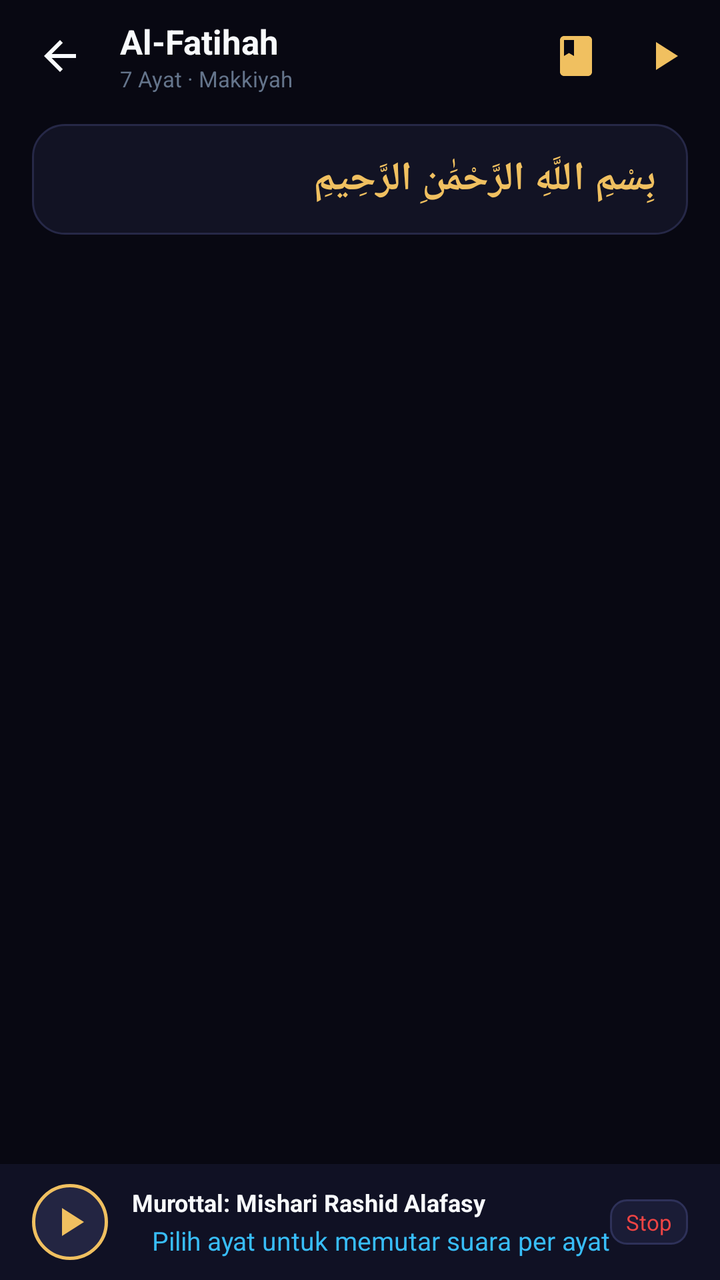
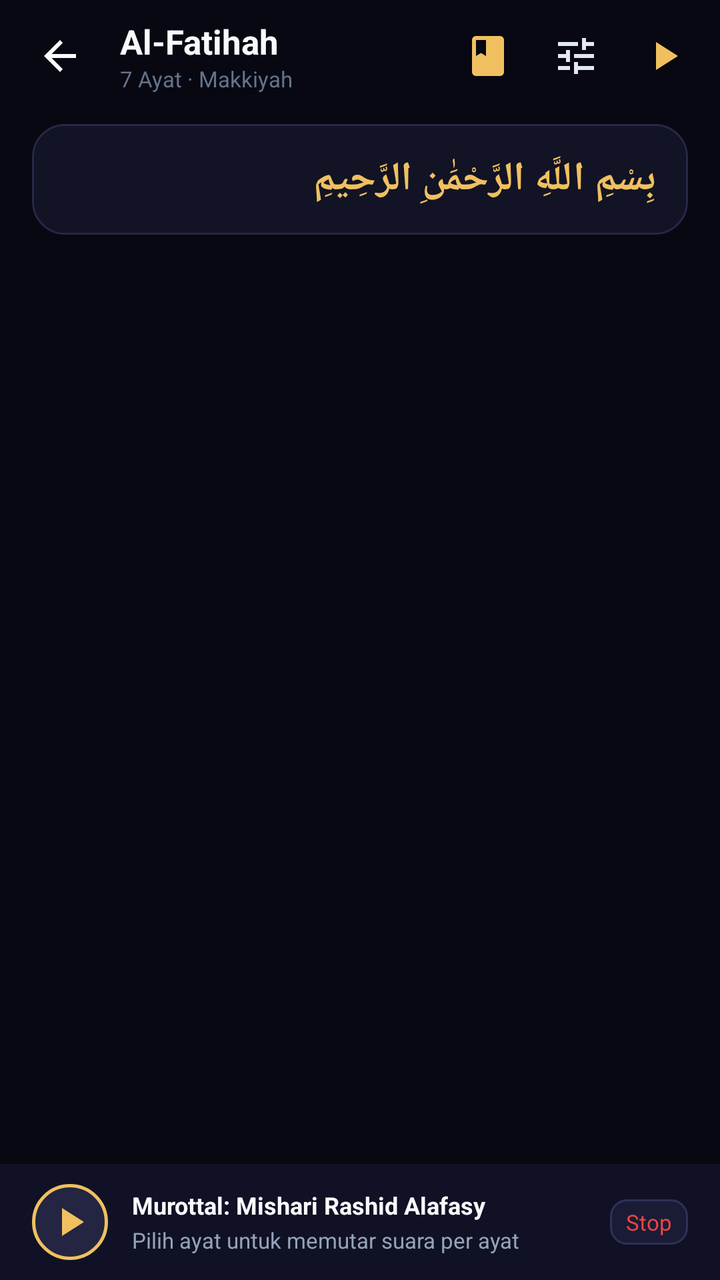

Screens rendered from an Android XML layout before and after an edit, with the pre-edit source and the edit as a unified diff.
<!-- AndroidManifest.xml: activity theme AppTheme.NoActionBar -->
<!-- res/layout/activity_surah.xml -->
<?xml version="1.0" encoding="utf-8"?>
<RelativeLayout xmlns:android="http://schemas.android.com/apk/res/android"
    android:layout_width="match_parent"
    android:layout_height="match_parent"
    android:background="@color/bg_main">

    
    <LinearLayout
        android:layout_width="match_parent"
        android:layout_height="match_parent"
        android:orientation="vertical"
        android:layout_above="@id/bottom_player_bar">

        
        <LinearLayout
            android:layout_width="match_parent"
            android:layout_height="56dp"
            android:orientation="horizontal"
            android:gravity="center_vertical"
            android:paddingHorizontal="8dp"
            android:background="@color/bg_main">

            <ImageButton
                android:id="@+id/btn_back"
                android:layout_width="44dp"
                android:layout_height="44dp"
                android:background="?attr/selectableItemBackgroundBorderless"
                android:src="@drawable/ic_arrow_back"
                android:contentDescription="Kembali" />

            <LinearLayout
                android:layout_width="0dp"
                android:layout_height="wrap_content"
                android:layout_weight="1"
                android:orientation="vertical"
                android:layout_marginStart="8dp">

                <TextView
                    android:id="@+id/tv_title_surah"
                    android:layout_width="wrap_content"
                    android:layout_height="wrap_content"
                    android:text="Al-Fatihah"
                    android:textColor="@color/text_primary"
                    android:textSize="17sp"
                    android:textStyle="bold" />

                <TextView
                    android:id="@+id/tv_subtitle_surah"
                    android:layout_width="wrap_content"
                    android:layout_height="wrap_content"
                    android:text="7 Ayat · Makkiyah"
                    android:textColor="@color/text_muted"
                    android:textSize="11sp" />
            </LinearLayout>

            
            <ImageButton
                android:id="@+id/btn_toggle_view_mode"
                android:layout_width="40dp"
                android:layout_height="40dp"
                android:background="?attr/selectableItemBackgroundBorderless"
                android:src="@drawable/ic_view_page"
                android:contentDescription="Ganti Mode Tampilan"
                android:layout_marginEnd="4dp" />

            
            <ImageButton
                android:id="@+id/btn_surah_audio"
                android:layout_width="40dp"
                android:layout_height="40dp"
                android:background="?attr/selectableItemBackgroundBorderless"
                android:src="@drawable/ic_play_arrow"
                android:contentDescription="Putar Surah" />
        </LinearLayout>

        
        <LinearLayout
            android:id="@+id/card_bismillah"
            android:layout_width="match_parent"
            android:layout_height="wrap_content"
            android:layout_marginHorizontal="16dp"
            android:layout_marginVertical="6dp"
            android:background="@drawable/bg_card_surah"
            android:gravity="right"
            android:layoutDirection="rtl"
            android:paddingVertical="14dp"
            android:paddingHorizontal="16dp">

            <TextView
                android:id="@+id/tv_bismillah"
                android:layout_width="match_parent"
                android:layout_height="wrap_content"
                android:gravity="right"
                android:layoutDirection="rtl"
                android:textDirection="rtl"
                android:textAlignment="textStart"
                android:text="بِسْمِ اللَّهِ الرَّحْمَٰنِ الرَّحِيمِ"
                android:textColor="@color/gold_primary"
                android:textSize="20sp"
                android:textStyle="bold" />
        </LinearLayout>

        
        <androidx.recyclerview.widget.RecyclerView
            android:id="@+id/rv_ayahs"
            android:layout_width="match_parent"
            android:layout_height="0dp"
            android:layout_weight="1"
            android:clipToPadding="false"
            android:paddingBottom="12dp"
            android:visibility="visible" />

        
        <androidx.recyclerview.widget.RecyclerView
            android:id="@+id/rv_pages"
            android:layout_width="match_parent"
            android:layout_height="0dp"
            android:layout_weight="1"
            android:clipToPadding="false"
            android:paddingBottom="12dp"
            android:visibility="gone" />

    </LinearLayout>

    
    <LinearLayout
        android:id="@+id/layout_page_action_sheet"
        android:layout_width="match_parent"
        android:layout_height="wrap_content"
        android:layout_above="@id/bottom_player_bar"
        android:background="#161830"
        android:orientation="vertical"
        android:padding="12dp"
        android:visibility="gone"
        android:elevation="10dp">

        <LinearLayout
            android:layout_width="match_parent"
            android:layout_height="wrap_content"
            android:orientation="horizontal"
            android:gravity="center_vertical"
            android:layout_marginBottom="6dp">

            <TextView
                android:id="@+id/tv_sheet_ayah_badge"
                android:layout_width="wrap_content"
                android:layout_height="wrap_content"
                android:background="@drawable/bg_badge_number"
                android:paddingHorizontal="10dp"
                android:paddingVertical="3dp"
                android:text="Ayat 1"
                android:textColor="@color/gold_primary"
                android:textSize="12sp"
                android:textStyle="bold" />

            <TextView
                android:id="@+id/tv_sheet_indo"
                android:layout_width="0dp"
                android:layout_height="wrap_content"
                android:layout_weight="1"
                android:layout_marginHorizontal="10dp"
                android:maxLines="2"
                android:ellipsize="end"
                android:text="Dengan nama Allah Yang Maha Pengasih..."
                android:textColor="@color/text_secondary"
                android:textSize="11sp" />

            <ImageButton
                android:id="@+id/btn_sheet_close"
                android:layout_width="32dp"
                android:layout_height="32dp"
                android:background="?attr/selectableItemBackgroundBorderless"
                android:src="@drawable/ic_close"
                android:contentDescription="Tutup" />
        </LinearLayout>

        
        <LinearLayout
            android:layout_width="match_parent"
            android:layout_height="wrap_content"
            android:orientation="horizontal">

            <TextView
                android:id="@+id/btn_sheet_dengar"
                android:layout_width="0dp"
                android:layout_height="wrap_content"
                android:layout_weight="1"
                android:background="@drawable/bg_chip_action"
                android:gravity="center"
                android:paddingVertical="8dp"
                android:text="🎧 Dengar"
                android:textColor="@color/cyan_accent"
                android:textSize="11sp"
                android:layout_marginEnd="4dp" />

            <TextView
                android:id="@+id/btn_sheet_kosakata"
                android:layout_width="0dp"
                android:layout_height="wrap_content"
                android:layout_weight="1"
                android:background="@drawable/bg_chip_action"
                android:gravity="center"
                android:paddingVertical="8dp"
                android:text="📖 Kosakata"
                android:textColor="@color/gold_light"
                android:textSize="11sp"
                android:layout_marginEnd="4dp" />

            <TextView
                android:id="@+id/btn_sheet_hafal"
                android:layout_width="0dp"
                android:layout_height="wrap_content"
                android:layout_weight="1"
                android:background="@drawable/bg_chip_action"
                android:gravity="center"
                android:paddingVertical="8dp"
                android:text="🧠 Hafal"
                android:textColor="@color/purple_accent"
                android:textSize="11sp"
                android:layout_marginEnd="4dp" />

            <TextView
                android:id="@+id/btn_sheet_tulis"
                android:layout_width="0dp"
                android:layout_height="wrap_content"
                android:layout_weight="1"
                android:background="@drawable/bg_chip_action"
                android:gravity="center"
                android:paddingVertical="8dp"
                android:text="✍️ Tulis"
                android:textColor="@color/emerald"
                android:textSize="11sp"
                android:layout_marginEnd="4dp" />

            <TextView
                android:id="@+id/btn_sheet_tafsir"
                android:layout_width="0dp"
                android:layout_height="wrap_content"
                android:layout_weight="1"
                android:background="@drawable/bg_chip_action"
                android:gravity="center"
                android:paddingVertical="8dp"
                android:text="📚 Tafsir"
                android:textColor="@color/gold_primary"
                android:textSize="11sp" />
        </LinearLayout>
    </LinearLayout>

    
    <LinearLayout
        android:id="@+id/layout_page_hafalan_footer"
        android:layout_width="match_parent"
        android:layout_height="wrap_content"
        android:layout_alignParentBottom="true"
        android:background="#121326"
        android:orientation="vertical"
        android:paddingHorizontal="12dp"
        android:paddingVertical="8dp"
        android:elevation="14dp"
        android:visibility="gone">

        <LinearLayout
            android:layout_width="match_parent"
            android:layout_height="wrap_content"
            android:orientation="horizontal"
            android:gravity="center_vertical">

            
            <LinearLayout
                android:layout_width="0dp"
                android:layout_height="wrap_content"
                android:layout_weight="1"
                android:orientation="vertical">

                <LinearLayout
                    android:layout_width="wrap_content"
                    android:layout_height="wrap_content"
                    android:orientation="horizontal"
                    android:gravity="center_vertical">

                    <TextView
                        android:id="@+id/tv_footer_hafal_badge"
                        android:layout_width="wrap_content"
                        android:layout_height="wrap_content"
                        android:background="@drawable/bg_badge_number"
                        android:paddingHorizontal="8dp"
                        android:paddingVertical="2dp"
                        android:text="🧠 Ayat 1"
                        android:textColor="@color/purple_accent"
                        android:textSize="11sp"
                        android:textStyle="bold"
                        android:layout_marginEnd="6dp" />

                    <TextView
                        android:id="@+id/tv_footer_hafal_indicator"
                        android:layout_width="wrap_content"
                        android:layout_height="wrap_content"
                        android:text="Siap"
                        android:textColor="@color/emerald"
                        android:textSize="10sp"
                        android:textStyle="bold" />
                </LinearLayout>

                <TextView
                    android:id="@+id/tv_footer_hafal_status"
                    android:layout_width="wrap_content"
                    android:layout_height="wrap_content"
                    android:text="Ketuk mic untuk rekam (bisa jeda nafas)"
                    android:textColor="@color/text_muted"
                    android:textSize="11sp"
                    android:maxLines="1"
                    android:ellipsize="end"
                    android:layout_marginTop="2dp" />
            </LinearLayout>

            
            <ImageButton
                android:id="@+id/btn_footer_hafal_mic"
                android:layout_width="44dp"
                android:layout_height="44dp"
                android:background="@drawable/bg_badge_number"
                android:src="@drawable/ic_mic"
                android:contentDescription="Rekam Hafalan"
                android:layout_marginHorizontal="6dp" />

            
            <ImageButton
                android:id="@+id/btn_footer_hafal_play"
                android:layout_width="36dp"
                android:layout_height="36dp"
                android:background="?attr/selectableItemBackgroundBorderless"
                android:src="@drawable/ic_play_arrow"
                android:contentDescription="Dengar Contoh"
                android:layout_marginEnd="2dp" />

            
            <TextView
                android:id="@+id/btn_footer_hafal_eye"
                android:layout_width="wrap_content"
                android:layout_height="wrap_content"
                android:background="@drawable/bg_chip_action"
                android:paddingHorizontal="8dp"
                android:paddingVertical="6dp"
                android:text="👁️ Tutup"
                android:textColor="@color/gold_light"
                android:textSize="10sp"
                android:layout_marginEnd="4dp" />

            
            <TextView
                android:id="@+id/btn_footer_hafal_done"
                android:layout_width="wrap_content"
                android:layout_height="wrap_content"
                android:background="@drawable/bg_chip_action"
                android:paddingHorizontal="10dp"
                android:paddingVertical="6dp"
                android:text="✓ Nilai"
                android:textColor="@color/emerald"
                android:textSize="11sp"
                android:textStyle="bold"
                android:layout_marginEnd="4dp" />

            
            <ImageButton
                android:id="@+id/btn_footer_hafal_close"
                android:layout_width="32dp"
                android:layout_height="32dp"
                android:background="?attr/selectableItemBackgroundBorderless"
                android:src="@drawable/ic_close"
                android:contentDescription="Tutup Hafalan" />
        </LinearLayout>

    </LinearLayout>

    
    <LinearLayout
        android:id="@+id/bottom_player_bar"
        android:layout_width="match_parent"
        android:layout_height="wrap_content"
        android:layout_alignParentBottom="true"
        android:background="#101124"
        android:orientation="vertical"
        android:paddingHorizontal="16dp"
        android:paddingVertical="10dp"
        android:elevation="8dp">

        <LinearLayout
            android:layout_width="match_parent"
            android:layout_height="wrap_content"
            android:orientation="horizontal"
            android:gravity="center_vertical">

            <ImageButton
                android:id="@+id/btn_player_toggle"
                android:layout_width="38dp"
                android:layout_height="38dp"
                android:background="@drawable/bg_badge_number"
                android:src="@drawable/ic_play_arrow"
                android:contentDescription="Putar / Jeda" />

            <LinearLayout
                android:layout_width="0dp"
                android:layout_height="wrap_content"
                android:layout_weight="1"
                android:layout_marginStart="12dp"
                android:orientation="vertical">

                <TextView
                    android:id="@+id/tv_player_status"
                    android:layout_width="wrap_content"
                    android:layout_height="wrap_content"
                    android:text="Murottal: Mishari Rashid Alafasy"
                    android:textColor="@color/text_primary"
                    android:textSize="12sp"
                    android:textStyle="bold" />

                <TextView
                    android:id="@+id/tv_player_current"
                    android:layout_width="match_parent"
                    android:layout_height="wrap_content"
                    android:layout_marginTop="2dp"
                    android:gravity="right"
                    android:layoutDirection="rtl"
                    android:textDirection="rtl"
                    android:textAlignment="textStart"
                    android:text="Pilih ayat untuk memutar suara per ayat"
                    android:textColor="@color/cyan_accent"
                    android:textSize="13sp" />
            </LinearLayout>

            <TextView
                android:id="@+id/btn_player_stop"
                android:layout_width="wrap_content"
                android:layout_height="wrap_content"
                android:background="@drawable/bg_chip_action"
                android:paddingHorizontal="8dp"
                android:paddingVertical="4dp"
                android:text="Stop"
                android:textColor="@color/red_error"
                android:textSize="11sp" />
        </LinearLayout>

    </LinearLayout>

</RelativeLayout>
<!-- resources referenced by this layout -->
<resources>
  <color name="bg_main">#080812</color>
  <color name="cyan_accent">#38BDF8</color>
  <color name="emerald">#10B981</color>
  <color name="gold_light">#FDE68A</color>
  <color name="gold_primary">#F0C060</color>
  <color name="purple_accent">#A78BFA</color>
  <color name="red_error">#EF4444</color>
  <color name="text_muted">#64748B</color>
  <color name="text_primary">#F8FAFC</color>
  <color name="text_secondary">#94A3B8</color>
  <!-- drawable bg_badge_number (drawable) -->
  <?xml version="1.0" encoding="utf-8"?>
  <shape xmlns:android="http://schemas.android.com/apk/res/android"
      android:shape="oval">
      <solid android:color="#232542" />
      <stroke android:width="1.5dp" android:color="@color/gold_primary" />
  </shape>
  <!-- drawable bg_card_surah (drawable) -->
  <?xml version="1.0" encoding="utf-8"?>
  <shape xmlns:android="http://schemas.android.com/apk/res/android"
      android:shape="rectangle">
      <solid android:color="@color/bg_card" />
      <corners android:radius="16dp" />
      <stroke android:width="1dp" android:color="@color/border_color" />
  </shape>
  <!-- drawable bg_chip_action (drawable) -->
  <?xml version="1.0" encoding="utf-8"?>
  <shape xmlns:android="http://schemas.android.com/apk/res/android"
      android:shape="rectangle">
      <solid android:color="#1A1C36" />
      <corners android:radius="8dp" />
      <stroke android:width="1dp" android:color="#2E3159" />
  </shape>
  <!-- drawable ic_arrow_back (drawable) -->
  <vector xmlns:android="http://schemas.android.com/apk/res/android"
      android:width="24dp"
      android:height="24dp"
      android:viewportWidth="24"
      android:viewportHeight="24">
    <path
        android:fillColor="@color/text_primary"
        android:pathData="M20,11H7.83l5.59,-5.59L12,4l-8,8 8,8 1.41,-1.41L7.83,13H20v-2z"/>
  </vector>
  <!-- drawable ic_close (drawable) -->
  <vector xmlns:android="http://schemas.android.com/apk/res/android"
      android:width="24dp"
      android:height="24dp"
      android:viewportWidth="24"
      android:viewportHeight="24">
    <path
        android:fillColor="#9999BB"
        android:pathData="M19,6.41L17.59,5 12,10.59 6.41,5 5,6.41 10.59,12 5,17.59 6.41,19 12,13.41 17.59,19 19,17.59 13.41,12z"/>
  </vector>
  <!-- drawable ic_play_arrow (drawable) -->
  <vector xmlns:android="http://schemas.android.com/apk/res/android"
      android:width="24dp"
      android:height="24dp"
      android:viewportWidth="24"
      android:viewportHeight="24">
    <path
        android:fillColor="@color/gold_primary"
        android:pathData="M8,5v14l11,-7z"/>
  </vector>
  <!-- drawable ic_view_page (drawable) -->
  <vector xmlns:android="http://schemas.android.com/apk/res/android"
      android:width="24dp"
      android:height="24dp"
      android:viewportWidth="24"
      android:viewportHeight="24">
    <path
        android:fillColor="@color/gold_primary"
        android:pathData="M18,2H6c-1.1,0 -2,0.9 -2,2v16c0,1.1 0.9,2 2,2h12c1.1,0 2,-0.9 2,-2V4c0,-1.1 -0.9,-2 -2,-2zM6,4h5v8l-2.5,-1.5L6,12V4z"/>
  </vector>
  <style name="AppTheme.NoActionBar" parent="AppTheme">
          <item name="windowActionBar">false</item>
          <item name="windowNoTitle">true</item>
      </style>
  <color name="bg_card">#121324</color>
  <color name="border_color">#262847</color>
  <!-- unchanged entries left out for length: 2 -->
</resources>

<!-- the commit's change to res/layout/activity_surah.xml (unified diff, before → after) -->
@@ -61,6 +61,16 @@
                 android:background="?attr/selectableItemBackgroundBorderless"
                 android:src="@drawable/ic_view_page"
                 android:contentDescription="Ganti Mode Tampilan"
+                android:layout_marginEnd="4dp" />
+
+            
+            <ImageButton
+                android:id="@+id/btn_toggle_wbw"
+                android:layout_width="40dp"
+                android:layout_height="40dp"
+                android:background="?attr/selectableItemBackgroundBorderless"
+                android:src="@drawable/ic_tune"
+                android:contentDescription="Toggle Terjemahan Per Kata"
                 android:layout_marginEnd="4dp" />
 
             
@@ -194,27 +204,14 @@
                 android:layout_marginEnd="4dp" />
 
             <TextView
-                android:id="@+id/btn_sheet_kosakata"
+                android:id="@+id/btn_sheet_hafal"
                 android:layout_width="0dp"
                 android:layout_height="wrap_content"
                 android:layout_weight="1"
                 android:background="@drawable/bg_chip_action"
                 android:gravity="center"
                 android:paddingVertical="8dp"
-                android:text="📖 Kosakata"
-                android:textColor="@color/gold_light"
-                android:textSize="11sp"
-                android:layout_marginEnd="4dp" />
-
-            <TextView
-                android:id="@+id/btn_sheet_hafal"
-                android:layout_width="0dp"
-                android:layout_height="wrap_content"
-                android:layout_weight="1"
-                android:background="@drawable/bg_chip_action"
-                android:gravity="center"
-                android:paddingVertical="8dp"
-                android:text="🧠 Hafal"
+                android:text="🔄 Murojaah"
                 android:textColor="@color/purple_accent"
                 android:textSize="11sp"
                 android:layout_marginEnd="4dp" />
@@ -415,17 +412,19 @@
                     android:textStyle="bold" />
 
                 <TextView
+                    android:id="@+id/tv_player_sub"
+                    android:layout_width="wrap_content"
+                    android:layout_height="wrap_content"
+                    android:layout_marginTop="2dp"
+                    android:text="Pilih ayat untuk memutar suara per ayat"
+                    android:textColor="@color/text_secondary"
+                    android:textSize="11sp" />
+
+                <TextView
                     android:id="@+id/tv_player_current"
                     android:layout_width="match_parent"
                     android:layout_height="wrap_content"
-                    android:layout_marginTop="2dp"
-                    android:gravity="right"
-                    android:layoutDirection="rtl"
-                    android:textDirection="rtl"
-                    android:textAlignment="textStart"
-                    android:text="Pilih ayat untuk memutar suara per ayat"
-                    android:textColor="@color/cyan_accent"
-                    android:textSize="13sp" />
+                    android:visibility="gone" />
             </LinearLayout>
 
             <TextView
<!-- resource entries referenced after the edit -->
@@ -63,6 +63,16 @@
         android:fillColor="@color/gold_primary"
         android:pathData="M8,5v14l11,-7z"/>
   </vector>
+  <!-- drawable ic_tune (drawable) -->
+  <vector xmlns:android="http://schemas.android.com/apk/res/android"
+      android:width="24dp"
+      android:height="24dp"
+      android:viewportWidth="24"
+      android:viewportHeight="24">
+    <path
+        android:fillColor="#E2E8F0"
+        android:pathData="M3,17v2h6v-2H3zM3,5v2h10V5H3zM13,21v-2h8v-2h-8v-2h-2v6h2zM7,9v2H3v2h4v2h2V9H7zM21,13v-2H11v2h10zM15,9h2V7h4V5h-4V3h-2v6z"/>
+  </vector>
   <!-- drawable ic_view_page (drawable) -->
   <vector xmlns:android="http://schemas.android.com/apk/res/android"
       android:width="24dp"
